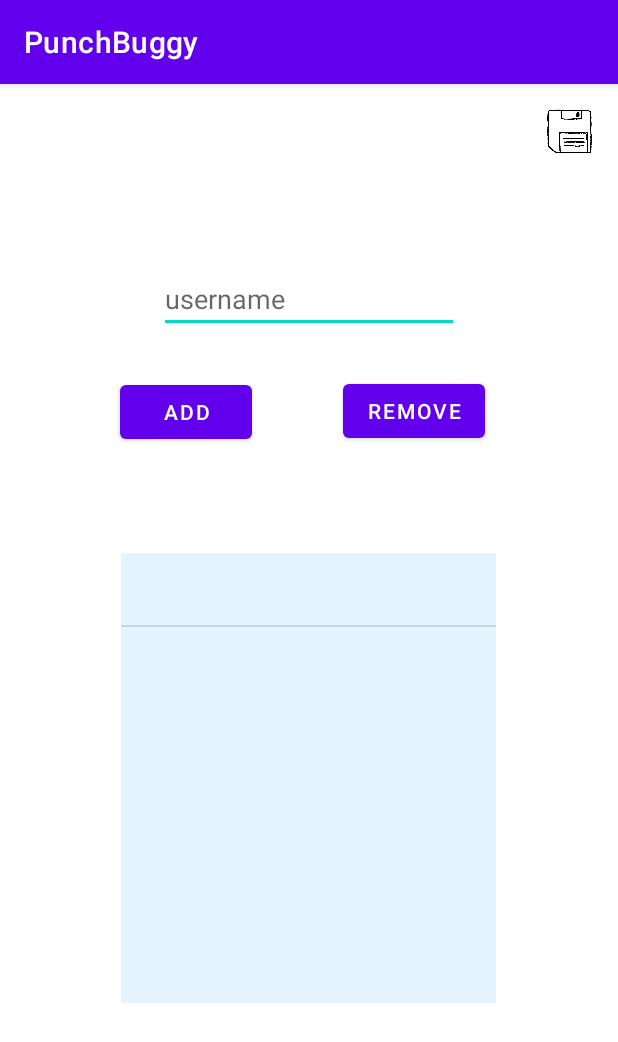
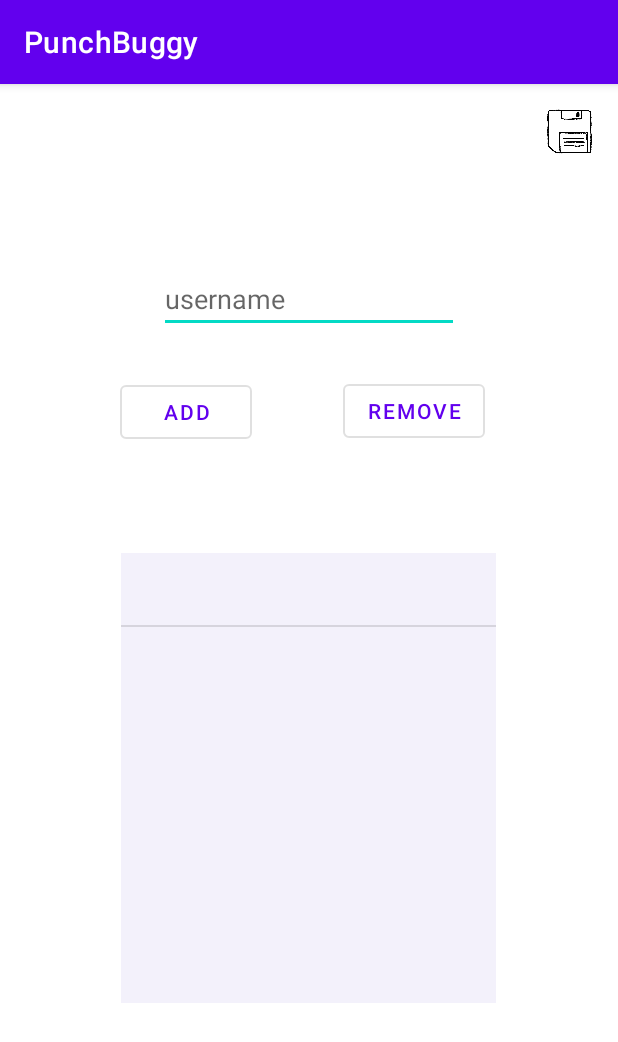
Before and after one commit to csisl/PunchBuggy, an Android app: the UserManagement screen opened directly, with no data from a screen before it, after a tap on "ADD", on a phone screen of 412 x 824 dp. Shown: the top 1042 px of the screen. Run offline under Robolectric (Android 15) with nearby library versions, the phone set to English and light mode, and no system bars.

Commit message:
changed button style

```diff
--- a/app/src/main/res/layout/activity_main.xml
+++ b/app/src/main/res/layout/activity_main.xml
@@ -8,6 +8,7 @@
 
     <Button
         android:id="@+id/userManagment"
+        style="@style/Widget.MaterialComponents.Button.OutlinedButton"
         android:layout_width="wrap_content"
         android:layout_height="wrap_content"
         android:text="@string/user_management"
--- a/app/src/main/res/layout/activity_user_management.xml
+++ b/app/src/main/res/layout/activity_user_management.xml
@@ -22,6 +22,7 @@
 
     <Button
         android:id="@+id/addUser"
+        style="@style/Widget.MaterialComponents.Button.OutlinedButton"
         android:layout_width="wrap_content"
         android:layout_height="wrap_content"
         android:text="@string/add_user"
@@ -36,7 +37,7 @@
         android:id="@+id/userListView"
         android:layout_width="250dp"
         android:layout_height="300dp"
-        android:background="#E5F3FF"
+        android:background="#F3F1FB"
         app:layout_constraintBottom_toBottomOf="parent"
         app:layout_constraintEnd_toEndOf="parent"
         app:layout_constraintHorizontal_bias="0.496"
@@ -46,6 +47,7 @@
 
     <Button
         android:id="@+id/removeUser"
+        style="@style/Widget.MaterialComponents.Button.OutlinedButton"
         android:layout_width="wrap_content"
         android:layout_height="wrap_content"
         android:text="@string/remove_user"
```
